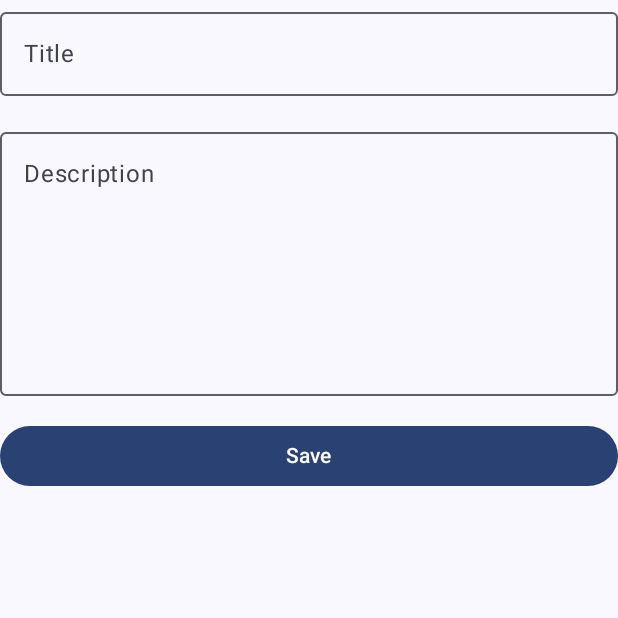
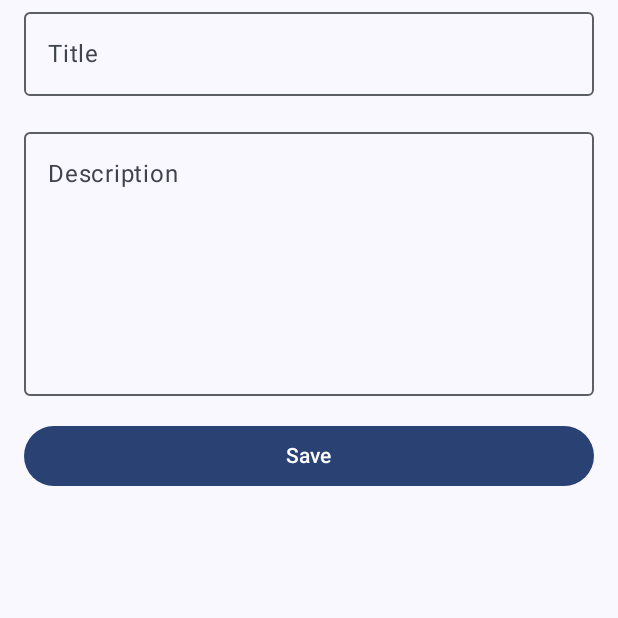
Before and after one commit to AlexanderHughSmith/Notes, an Android app built with Jetpack Compose: the NoteCreateScreen screen opened through its navigation route, after a tap on "Save", on a phone screen of 412 x 824 dp, the top half of it. Run offline under Robolectric (Android 15) with nearby library versions, the phone set to English and light mode, and no system bars; our stand-ins replace Firebase (no records; nobody signed in at launch, a user with empty details on screens opened directly), accompanist, livedata-compose; libraries missing offline, so code that uses them is left out: com.google.accompanist.navigation.

Commit message:
Notes create and viewing working

```diff
--- a/app/build.gradle
+++ b/app/build.gradle
@@ -59,6 +59,8 @@ dependencies {
     implementation "androidx.compose.ui:ui"
     implementation "androidx.compose.ui:ui-tooling-preview"
     implementation 'androidx.compose.material3:material3'
+    implementation 'androidx.compose.runtime:runtime-livedata'
+
 
     //Navigation
     implementation 'androidx.navigation:navigation-runtime-ktx:2.5.3'
@@ -72,6 +74,7 @@ dependencies {
     implementation 'com.google.firebase:firebase-analytics-ktx'
     implementation 'com.google.firebase:firebase-crashlytics-ktx'
     implementation 'com.google.firebase:firebase-auth-ktx'
+    implementation 'com.google.firebase:firebase-database-ktx'
 
     debugImplementation "androidx.compose.ui:ui-tooling"
     debugImplementation "androidx.compose.ui:ui-test-manifest"
--- a/app/src/main/java/com/zanhsmitty/notes/MainActivity.kt
+++ b/app/src/main/java/com/zanhsmitty/notes/MainActivity.kt
@@ -15,6 +15,7 @@ import androidx.compose.ui.Modifier
 import androidx.compose.ui.tooling.preview.Preview
 import androidx.navigation.compose.rememberNavController
 import com.google.accompanist.navigation.animation.rememberAnimatedNavController
+import com.google.firebase.FirebaseApp
 import com.zanhsmitty.notes.ui.screens.SharedViewModel
 import com.zanhsmitty.notes.ui.theme.NotesTheme
 
@@ -24,6 +25,7 @@ class MainActivity : ComponentActivity() {
     override fun onCreate(savedInstanceState: Bundle?) {
         super.onCreate(savedInstanceState)
         val sharedViewModel: SharedViewModel by viewModels()
+        FirebaseApp.initializeApp(this)
         setContent {
             val navHost = rememberAnimatedNavController()
             NotesTheme {
--- a/app/src/main/java/com/zanhsmitty/notes/NotesNavHost.kt
+++ b/app/src/main/java/com/zanhsmitty/notes/NotesNavHost.kt
@@ -28,7 +28,10 @@ fun NotesNavHost(
                 }
          )
          noteListComposable(
-              sharedViewModel = sharedViewModel
+              sharedViewModel = sharedViewModel,
+                navigateTo = { route ->
+                     navController.navigate(route)
+                }
          )
          noteCreateComposable(
               sharedViewModel = sharedViewModel
--- a/app/src/main/java/com/zanhsmitty/notes/composables/NoteListComposable.kt
+++ b/app/src/main/java/com/zanhsmitty/notes/composables/NoteListComposable.kt
@@ -1,21 +1,25 @@
 package com.zanhsmitty.notes.composables
 
 import androidx.compose.animation.ExperimentalAnimationApi
+import androidx.compose.material3.ExperimentalMaterial3Api
 import androidx.navigation.NavGraphBuilder
 import com.google.accompanist.navigation.animation.composable
 import com.zanhsmitty.notes.Screen
 import com.zanhsmitty.notes.ui.screens.SharedViewModel
 import com.zanhsmitty.notes.ui.screens.note.list.NoteListScreen
 
+@ExperimentalMaterial3Api
 @ExperimentalAnimationApi
 fun NavGraphBuilder.noteListComposable(
-    sharedViewModel: SharedViewModel
+    sharedViewModel: SharedViewModel,
+    navigateTo: (String) -> Unit
 ){
     composable(
         route = Screen.NoteList.route
     ) {
         NoteListScreen(
-            sharedViewModel = sharedViewModel
+            sharedViewModel = sharedViewModel,
+            navigateTo = navigateTo
         )
     }
 }
--- a/app/src/main/java/com/zanhsmitty/notes/domain/dto/Note.kt
+++ b/app/src/main/java/com/zanhsmitty/notes/domain/dto/Note.kt
@@ -1,9 +1,9 @@
 package com.zanhsmitty.notes.domain.dto
 
 data class Note(
-    val title: String,
-    val description: String,
-    val userId: String
+    val title: String = "",
+    val description: String = "",
+    val userId: String = ""
 ){
     companion object{
         val tempList = listOf(
--- a/app/src/main/java/com/zanhsmitty/notes/ui/screens/SharedViewModel.kt
+++ b/app/src/main/java/com/zanhsmitty/notes/ui/screens/SharedViewModel.kt
@@ -1,21 +1,25 @@
 package com.zanhsmitty.notes.ui.screens
 
+import android.content.ContentValues.TAG
 import android.util.Log
 import androidx.compose.runtime.getValue
 import androidx.compose.runtime.mutableStateOf
 import androidx.compose.runtime.setValue
+import androidx.lifecycle.LiveData
 import androidx.lifecycle.MutableLiveData
 import androidx.lifecycle.ViewModel
 import com.google.firebase.auth.FirebaseAuth
 import com.google.firebase.auth.FirebaseUser
+import com.google.firebase.database.*
 import com.zanhsmitty.notes.Screen
+import com.zanhsmitty.notes.domain.dto.Note
 import com.zanhsmitty.notes.useCases.login.LoginFormEvent
 import com.zanhsmitty.notes.useCases.login.LoginFormState
 import com.zanhsmitty.notes.useCases.note.NoteFormEvent
 import com.zanhsmitty.notes.useCases.note.NoteFormState
 
 class SharedViewModel: ViewModel() {
-    var navigateString: String = ""
+    var navigateString by mutableStateOf("")
         private set
     fun resetNavigateString() {
         navigateString = ""
@@ -30,7 +34,8 @@ class SharedViewModel: ViewModel() {
                 loginFormState = loginFormState.copy(password = event.password)
             }
             is LoginFormEvent.LoginClicked -> {
-                signUpWithEmail(
+                //signUpWithEmail(
+                login(
                     email = loginFormState.email,
                     password = loginFormState.password
                 )
@@ -48,8 +53,38 @@ class SharedViewModel: ViewModel() {
                 noteFormState = noteFormState.copy(description = event.description)
             }
             is NoteFormEvent.CreateClicked -> {
+                createNote(
+                    title = noteFormState.title,
+                    description = noteFormState.description
+                )
             }
         }
+    }
+
+    private val _notes = MutableLiveData<List<Note>>()
+    val notes: LiveData<List<Note>> = _notes
+
+    fun fetchNotes() {
+        val notesRef = database.getReference("notes")
+
+        // Query the notes for the current user and add a listener to update the UI
+        notesRef.orderByChild("userId").equalTo(auth.currentUser!!.uid).addValueEventListener(object :
+            ValueEventListener {
+            override fun onDataChange(snapshot: DataSnapshot) {
+                val notes = mutableListOf<Note>()
+                for (noteSnapshot in snapshot.children) {
+                    val note = noteSnapshot.getValue(Note::class.java)
+                    if (note != null) {
+                        notes.add(note)
+                    }
+                }
+                _notes.value = notes
+            }
+
+            override fun onCancelled(error: DatabaseError) {
+                Log.e(TAG, "Failed to fetch notes", error.toException())
+            }
+        })
     }
 
     /*---------- Auth Start --------*/
@@ -101,4 +136,36 @@ class SharedViewModel: ViewModel() {
         }
     }
     /*---------- Auth End --------*/
+
+    /*---------- Firestore Start --------*/
+    val database = FirebaseDatabase.getInstance()
+
+    fun createNote(
+        title: String,
+        description: String,
+    ) {
+        val currentUser = auth.currentUser
+        if (currentUser != null) {
+            val notesRef = database.reference.child("notes")
+            val newNoteRef = notesRef.push()
+            val newNote = Note(
+                title = title,
+                description = description,
+                userId= currentUser.uid
+            )
+            newNoteRef.setValue(newNote)
+        } else {
+            throw Exception("User not logged in")
+        }
+    }
+
+    fun onCreateButtonClicked() {
+        navigateString = Screen.NoteCreate.route
+    }
+
+    fun onLogoutButtonClicked() {
+        logout()
+        navigateString = Screen.Login.route
+    }
+    /*---------- Firestore End --------*/
 }
--- a/app/src/main/java/com/zanhsmitty/notes/ui/screens/note/create/NoteCreateContent.kt
+++ b/app/src/main/java/com/zanhsmitty/notes/ui/screens/note/create/NoteCreateContent.kt
@@ -18,10 +18,13 @@ import com.zanhsmitty.notes.useCases.note.NoteFormState
 @ExperimentalMaterial3Api
 @Composable
 fun NoteCreateContent(
+    modifier: Modifier,
     noteFormState: NoteFormState,
     onEvent: (NoteFormEvent) -> Unit,
 ) {
-    Column(){
+    Column(
+        modifier = modifier.fillMaxWidth()
+    ){
         CustomTextField(
             modifier = Modifier.fillMaxWidth(),
             value = noteFormState.title,
@@ -50,6 +53,6 @@ fun NoteCreateContent(
 @Composable
 fun NoteCreateContentPreview() {
     NotesTheme {
-        NoteCreateContent(NoteFormState(), { })
+        NoteCreateContent(Modifier,NoteFormState(), { })
     }
 }
--- a/app/src/main/java/com/zanhsmitty/notes/ui/screens/note/create/NoteCreateScreen.kt
+++ b/app/src/main/java/com/zanhsmitty/notes/ui/screens/note/create/NoteCreateScreen.kt
@@ -1,16 +1,32 @@
 package com.zanhsmitty.notes.ui.screens.note.create
 
+import androidx.compose.foundation.layout.padding
+import androidx.compose.material.icons.Icons
+import androidx.compose.material.icons.filled.Add
 import androidx.compose.material3.ExperimentalMaterial3Api
+import androidx.compose.material3.FloatingActionButton
+import androidx.compose.material3.Icon
+import androidx.compose.material3.Scaffold
 import androidx.compose.runtime.Composable
+import androidx.compose.runtime.LaunchedEffect
+import androidx.compose.ui.Modifier
+import androidx.compose.ui.unit.dp
+import com.zanhsmitty.notes.domain.dto.Note
 import com.zanhsmitty.notes.ui.screens.SharedViewModel
+import com.zanhsmitty.notes.ui.screens.note.list.NoteListContent
 
 @ExperimentalMaterial3Api
 @Composable
 fun NoteCreateScreen(
     sharedViewModel: SharedViewModel
 ) {
-    NoteCreateContent(
-        noteFormState = sharedViewModel.noteFormState,
-        onEvent = { sharedViewModel.onNoteFormEvent(it) }
-    )
+    Scaffold() { scaffoldPadding ->
+        NoteCreateContent(
+            modifier = Modifier
+                .padding(scaffoldPadding)
+                .padding(horizontal = 16.dp),
+            noteFormState = sharedViewModel.noteFormState,
+            onEvent = { sharedViewModel.onNoteFormEvent(it) }
+        )
+    }
 }
--- a/app/src/main/java/com/zanhsmitty/notes/ui/screens/note/list/NoteListContent.kt
+++ b/app/src/main/java/com/zanhsmitty/notes/ui/screens/note/list/NoteListContent.kt
@@ -5,6 +5,10 @@ import androidx.compose.foundation.layout.Column
 import androidx.compose.foundation.layout.fillMaxWidth
 import androidx.compose.foundation.lazy.LazyColumn
 import androidx.compose.foundation.lazy.items
+import androidx.compose.material.icons.Icons
+import androidx.compose.material.icons.filled.Add
+import androidx.compose.material3.FloatingActionButton
+import androidx.compose.material3.Icon
 import androidx.compose.material3.MaterialTheme
 import androidx.compose.material3.Text
 import androidx.compose.runtime.Composable
@@ -17,10 +21,13 @@ import com.zanhsmitty.notes.ui.theme.NotesTheme
 
 @Composable
 fun NoteListContent(
+    modifier: Modifier,
     email: String,
     notes: List<Note>,
 ) {
-    Column(){
+    Column(
+        modifier = modifier
+    ){
         Text(
             modifier = Modifier
                 .fillMaxWidth()
@@ -41,8 +48,9 @@ fun NoteListContent(
 fun NoteListContentPreview() {
     NotesTheme {
         NoteListContent(
+            modifier = Modifier,
             email = "",
-            notes = Note.tempList
+            notes = Note.tempList,
         )
     }
 }
--- a/app/src/main/java/com/zanhsmitty/notes/ui/screens/note/list/NoteListScreen.kt
+++ b/app/src/main/java/com/zanhsmitty/notes/ui/screens/note/list/NoteListScreen.kt
@@ -1,15 +1,70 @@
 package com.zanhsmitty.notes.ui.screens.note.list
 
+import androidx.compose.foundation.layout.padding
+import androidx.compose.material.icons.Icons
+import androidx.compose.material.icons.filled.AccountBox
+import androidx.compose.material.icons.filled.Add
+import androidx.compose.material3.*
 import androidx.compose.runtime.Composable
+import androidx.compose.runtime.LaunchedEffect
+import androidx.compose.runtime.getValue
+import androidx.compose.runtime.livedata.observeAsState
+import androidx.compose.ui.Modifier
+import androidx.compose.ui.unit.dp
 import com.zanhsmitty.notes.domain.dto.Note
 import com.zanhsmitty.notes.ui.screens.SharedViewModel
 
+@ExperimentalMaterial3Api
 @Composable
 fun NoteListScreen(
-    sharedViewModel: SharedViewModel
+    sharedViewModel: SharedViewModel,
+    navigateTo: (String) -> Unit
 ) {
-    NoteListContent(
-        email = sharedViewModel.currentUser.value?.email ?: "",
-        notes = listOf(Note.tempList[0])
-    )
+    LaunchedEffect(Unit){
+        sharedViewModel.fetchNotes()
+    }
+    LaunchedEffect(key1 = sharedViewModel.navigateString) {
+        if(sharedViewModel.navigateString.isNotEmpty()){
+            navigateTo(sharedViewModel.navigateString)
+            sharedViewModel.resetNavigateString()
+        }
+    }
+    val notes by sharedViewModel.notes.observeAsState(listOf())
+    Scaffold(
+        topBar ={
+            TopAppBar(
+                title = {
+                    Text(text = "Notes")
+                },
+                actions ={
+                    IconButton(onClick = {
+                        sharedViewModel.onLogoutButtonClicked()
+                    }) {
+                        Icon(
+                            imageVector = Icons.Default.AccountBox,
+                            contentDescription = "Logout"
+                        )
+                    }
+                }
+            )
+        },
+        floatingActionButton = {
+            FloatingActionButton(onClick = {
+                sharedViewModel.onCreateButtonClicked()
+            }) {
+                Icon(
+                    imageVector = Icons.Default.Add,
+                    contentDescription = "Add note"
+                )
+            }
+        }
+    ) { scaffoldPadding ->
+        NoteListContent(
+            modifier = Modifier
+                .padding(scaffoldPadding)
+                .padding(horizontal = 16.dp),
+            email = sharedViewModel.currentUser.value?.email ?: "",
+            notes = notes
+        )
+    }
 }
```
